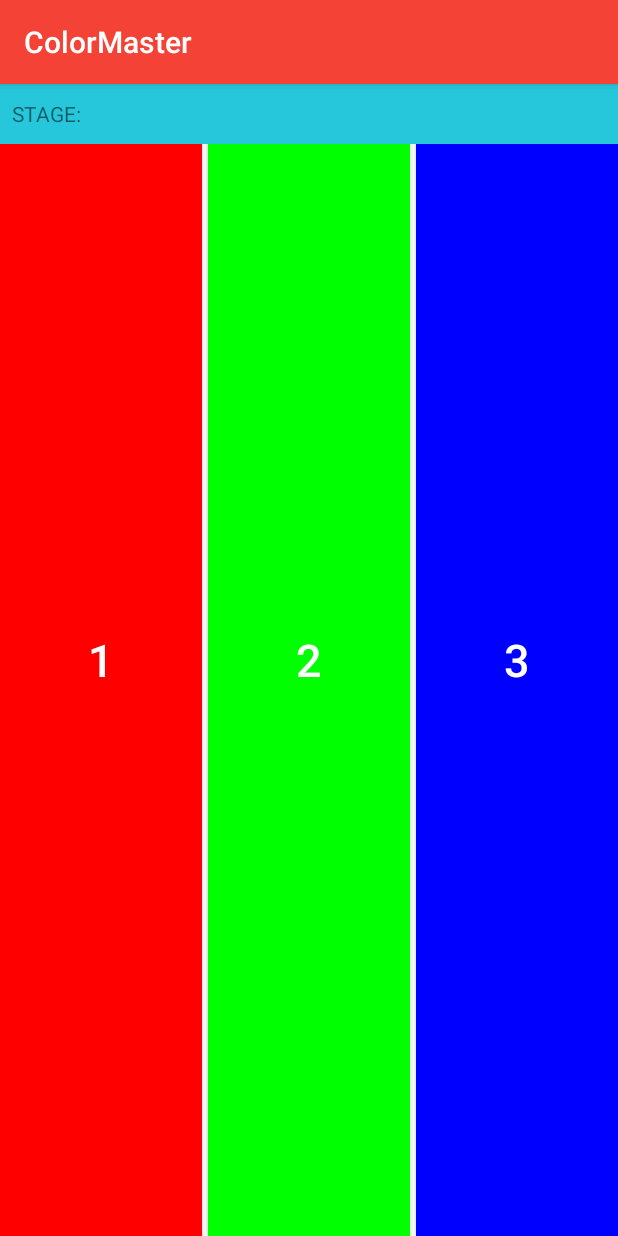
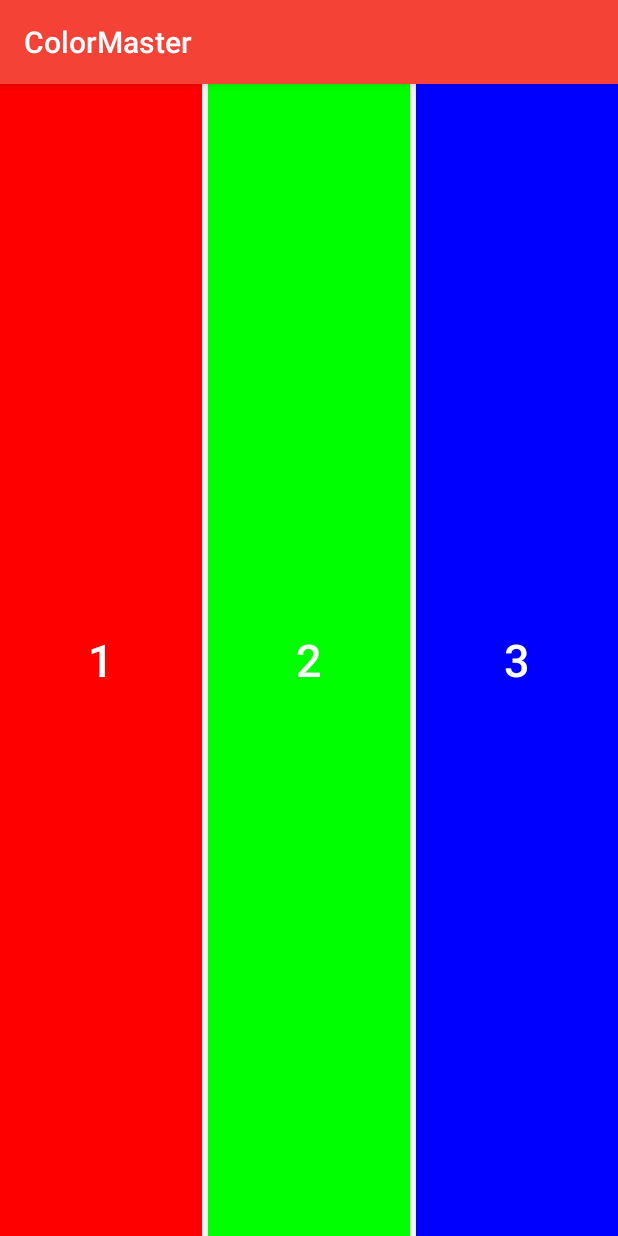
Before and after one commit to moltak/HeartbeatHue, an Android app: the GameActivity screen opened directly, with no data from a screen before it, on a phone screen of 412 x 824 dp. Run offline under Robolectric (Android 15) with nearby library versions, the phone set to English and light mode, and no system bars; our stand-ins replace ButterKnife.

Commit message:
Stage mode 완성!

```diff
--- a/app/src/main/java/net/moltak/heartbeathue/GameActivity.kt
+++ b/app/src/main/java/net/moltak/heartbeathue/GameActivity.kt
@@ -29,7 +29,6 @@ public class GameActivity : AppCompatActivity() {
     private val button1: Button by bindView(R.id.button1)
     private val button2: Button by bindView(R.id.button2)
     private val button3: Button by bindView(R.id.button3)
-    private val textViewCountDown: TextView by bindView(R.id.textViewCountDown)
 
     override fun onCreate(savedInstanceState: Bundle?) {
         super.onCreate(savedInstanceState)
@@ -51,7 +50,6 @@ public class GameActivity : AppCompatActivity() {
     private fun createLevelCreator() : SpecialColorCreator {
         when(intent.getIntExtra("mode", 0)) {
             0 -> {
-                textViewCountDown.visibility = View.VISIBLE
                 return StageModeColorCreator(stageCount = 10)
             }
             1 -> {
@@ -94,7 +92,7 @@ public class GameActivity : AppCompatActivity() {
         hueController?.changeTheColor(levelCreator!!.stages[stage])
         changeButtonColor(levelCreator!!.stages[stage])
         if (levelCreator!!.specialColorCreator is StageModeColorCreator) {
-            textViewCountDown.text = "Stage: $stage"
+            supportActionBar.title = "Stage: $stage"
         }
     }
 
--- a/app/src/main/res/layout/activity_game.xml
+++ b/app/src/main/res/layout/activity_game.xml
@@ -39,15 +39,4 @@
             android:textSize="30dp"
             android:text="3"/>
     </LinearLayout>
-
-    <TextView
-        android:id="@+id/textViewCountDown"
-        android:layout_width="match_parent"
-        android:layout_height="40dp"
-        android:paddingLeft="8dp"
-        android:paddingRight="8dp"
-        android:text="STAGE: "
-        android:gravity="center_vertical"
-        android:background="#26c7db"
-        android:visibility="gone"/>
 </RelativeLayout>
```
